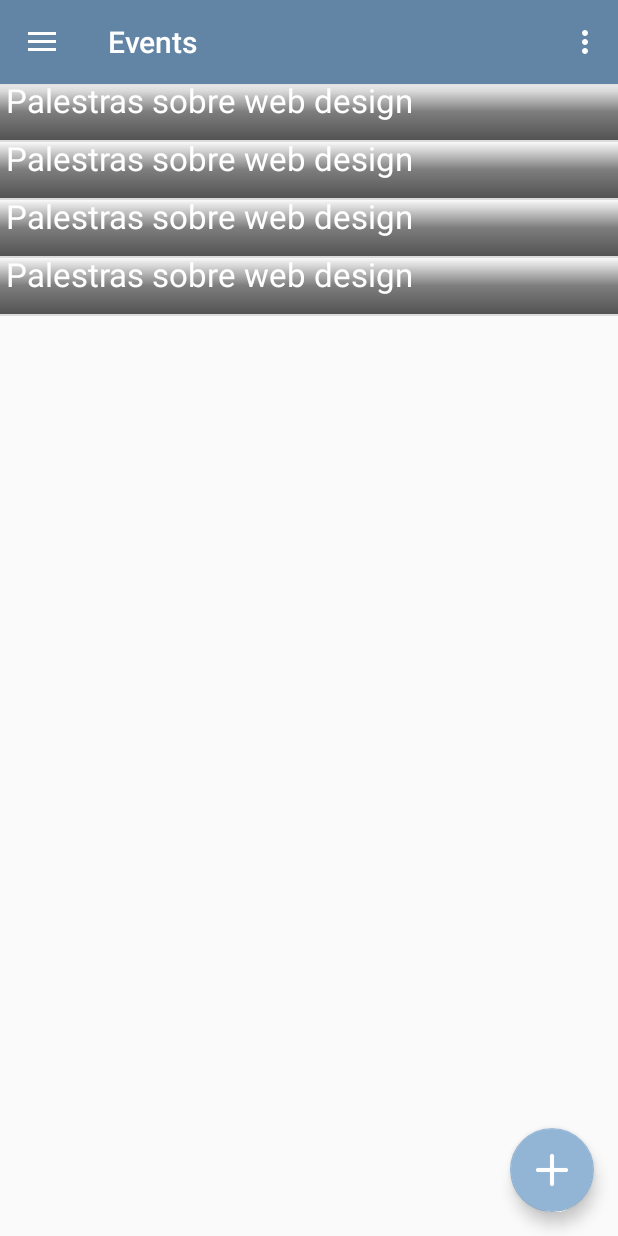
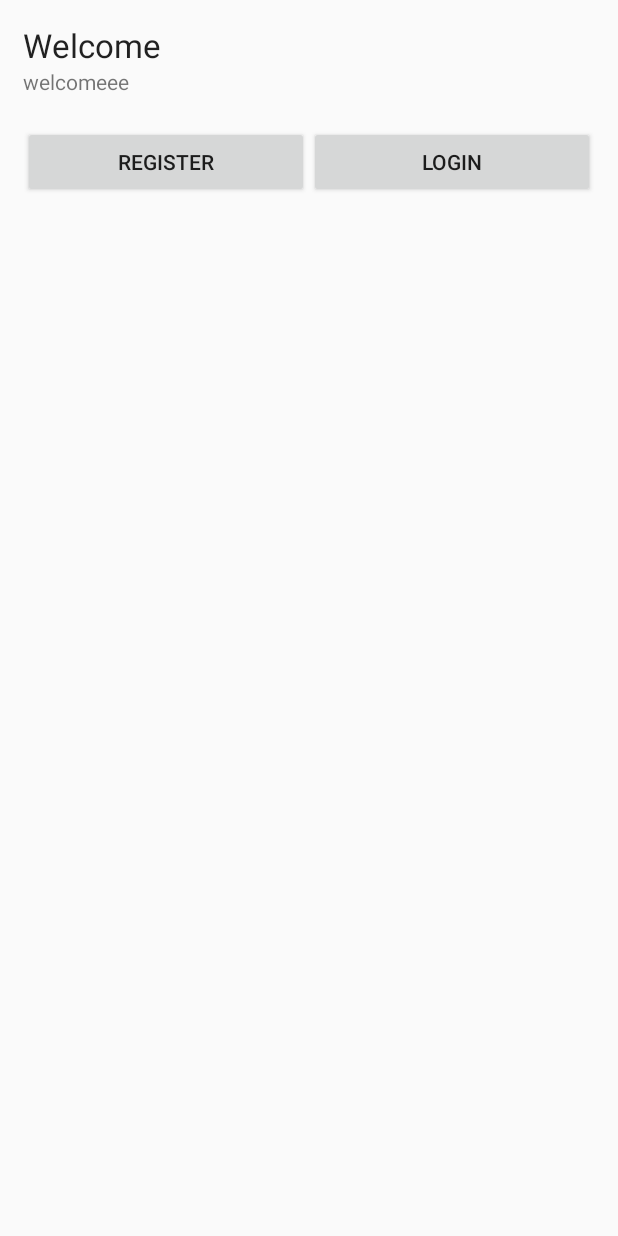
Before and after one commit to daniellalima/les20171, an Android app: the screen it shows after launch (MainActivity before the commit, WelcomeActivity after it), on a phone screen of 412 x 824 dp. Run offline under Robolectric (Android 15) with nearby library versions, the phone set to English and light mode, and no system bars.

Commit message:
Adding login / signup views

```diff
--- a/android_client/app/src/main/java/com/example/android/espacod/adapter/EventsAdapter.java
+++ b/android_client/app/src/main/java/com/example/android/espacod/adapter/EventsAdapter.java
@@ -1,6 +1,7 @@
 package com.example.android.espacod.adapter;
 
 import android.view.LayoutInflater;
+import android.widget.ArrayAdapter;
 import android.widget.BaseAdapter;
 import android.content.Context;
 import android.view.View;
@@ -9,34 +10,23 @@ import com.example.android.espacod.R;
 import com.example.android.espacod.model.Event;
 import java.util.List;
 
-public class EventsAdapter extends BaseAdapter {
+public class EventsAdapter extends ArrayAdapter<Event> {
 
-    List<Event> mList;
-    LayoutInflater inflater;
-
-    public EventsAdapter(Context context, List<Event> mList) {
-        this.mList = mList;
-        this.inflater = LayoutInflater.from(context);
-    }
-
-    @Override
-    public int getCount() {
-        return mList.size();
-    }
-
-    @Override
-    public Object getItem(int position) {
-        return mList.get(position);
-    }
-
-    @Override
-    public long getItemId(int position) {
-        return 0;
+    public EventsAdapter(Context context, List<Event> mEventList) {
+        super(context, 0, mEventList);
     }
 
     @Override
     public View getView(int position, View convertView, ViewGroup parent) {
-        convertView = inflater.inflate(R.layout.event_item, parent, false);
+
+        Event event = getItem(position);
+
+        if (convertView == null) {
+            convertView = LayoutInflater.from(getContext()).inflate(
+                    R.layout.event_item, parent, false);
+        }
+
+
         return convertView;
     }
 }
--- a/android_client/app/src/main/java/com/example/android/espacod/view/MainActivity.java
+++ b/android_client/app/src/main/java/com/example/android/espacod/view/MainActivity.java
@@ -6,12 +6,10 @@ import android.support.v7.app.AppCompatActivity;
         import android.os.Bundle;
         import android.support.design.widget.FloatingActionButton;
         import android.view.View;
-        import android.support.design.widget.NavigationView;
-        import android.support.v4.view.GravityCompat;
+import android.support.v4.view.GravityCompat;
         import android.support.v4.widget.DrawerLayout;
         import android.support.v7.app.ActionBarDrawerToggle;
-        import android.support.v7.app.AppCompatActivity;
-        import android.support.v7.widget.Toolbar;
+import android.support.v7.widget.Toolbar;
         import android.view.Menu;
         import android.view.MenuItem;
         import android.view.animation.AnimationUtils;
@@ -28,10 +26,16 @@ import java.util.ArrayList;
 public class MainActivity extends AppCompatActivity
         implements NavigationView.OnNavigationItemSelectedListener {
 
+    static final String EVENT_LIST_VALUES = "eventListValues";
+
+    private static final int EVENT_LOADER_ID = 1;
+
     FloatingActionButton fab;
     boolean fb_open = false;
     LinearLayout mFbMenu;
     ListView mLvEvents;
+    private List<Event> mEvents;
+    private EventsAdapter mEventAdapter;
 
     @Override
     protected void onCreate(Bundle savedInstanceState) {
@@ -41,13 +45,14 @@ public class MainActivity extends AppCompatActivity
         setSupportActionBar(toolbar);
 
         mLvEvents = (ListView) findViewById(R.id.events_list);
-        List<Event> eventLists = new ArrayList<Event>();
-        eventLists.add(new Event(0,""));
-        eventLists.add(new Event(0,""));
-        eventLists.add(new Event(0,""));
-        eventLists.add(new Event(0,""));
-        mLvEvents.setAdapter(new EventsAdapter(this, eventLists));
+        mEvents = new ArrayList<Event>();
 
+        if (savedInstanceState != null) {
+            mEvents = savedInstanceState.getParcelableArrayList(EVENT_LIST_VALUES);
+        }
+
+        mEventAdapter = new EventsAdapter(this,  mEvents);
+        mLvEvents.setAdapter(mEventAdapter);
 
         mFbMenu = (LinearLayout) findViewById(R.id.fb_menu);
 
@@ -133,4 +138,10 @@ public class MainActivity extends AppCompatActivity
         drawer.closeDrawer(GravityCompat.START);
         return true;
     }
+
+    @Override
+    public void onSaveInstanceState(Bundle savedInstanceState) {
+        savedInstanceState.putParcelableArrayList(EVENT_LIST_VALUES, (ArrayList<Event>) mEvents);
+        super.onSaveInstanceState(savedInstanceState);
+    }
 }
--- a/android_client/app/src/main/java/com/example/android/espacod/view/SplashActivity.java
+++ b/android_client/app/src/main/java/com/example/android/espacod/view/SplashActivity.java
@@ -2,24 +2,39 @@ package com.example.android.espacod.view;
 
 import android.app.Activity;
 import android.content.Intent;
+import android.content.SharedPreferences;
 import android.os.Handler;
 import android.os.Bundle;
+
 import com.example.android.espacod.R;
-import com.example.android.espacod.view.MainActivity;
 
 public class SplashActivity extends Activity {
+
+    private SharedPreferences mPreferences;
 
     @Override
     protected void onCreate(Bundle savedInstanceState) {
         super.onCreate(savedInstanceState);
         setContentView(R.layout.activity_splash);
 
+        mPreferences = getSharedPreferences("CurrentUser", MODE_PRIVATE);
+    }
+
+    @Override
+    public void onResume() {
+        super.onResume();
+
         Handler handle = new Handler();
         handle.postDelayed(new Runnable() {
             @Override
             public void run() {
                 finish();
-                startActivity(new Intent(SplashActivity.this, MainActivity.class));
+                if (mPreferences.contains("AuthToken")) {
+                    // TODO
+                } else {
+                    Intent intent = new Intent(SplashActivity.this, WelcomeActivity.class);
+                    startActivityForResult(intent, 0);
+                }
             }
         }, 2000);
     }
--- /dev/null
+++ b/android_client/app/src/main/java/com/example/android/espacod/view/WelcomeActivity.java
@@ -0,0 +1,48 @@
+package com.example.android.espacod.view;
+
+import android.app.Activity;
+import android.content.Intent;
+import android.os.Bundle;
+import android.view.View;
+
+import com.example.android.espacod.R;
+
+public class WelcomeActivity extends Activity {
+
+    @Override
+    public void onCreate(Bundle savedInstanceState) {
+        super.onCreate(savedInstanceState);
+        setContentView(R.layout.activity_welcome);
+
+        findViewById(R.id.registerButton).setOnClickListener(
+                new View.OnClickListener() {
+                    @Override
+                    public void onClick(View v) {
+                        // No account, load new account view
+                        Intent intent = new Intent(WelcomeActivity.this,
+                                RegisterActivity.class);
+                        startActivityForResult(intent, 0);
+                    }
+                });
+
+        findViewById(R.id.loginButton).setOnClickListener(
+                new View.OnClickListener() {
+                    @Override
+                    public void onClick(View v) {
+                        // Existing Account, load login view
+                        Intent intent = new Intent(WelcomeActivity.this,
+                                LoginActivity.class);
+                        startActivityForResult(intent, 0);
+                    }
+                });
+    }
+
+    @Override
+    public void onBackPressed() {
+        Intent startMain = new Intent(Intent.ACTION_MAIN);
+        startMain.addCategory(Intent.CATEGORY_HOME);
+        startMain.setFlags(Intent.FLAG_ACTIVITY_NEW_TASK);
+        startActivity(startMain);
+        finish();
+    }
+}
--- /dev/null
+++ b/android_client/app/src/main/res/layout/activity_welcome.xml
@@ -0,0 +1,45 @@
+<?xml version="1.0" encoding="utf-8"?>
+<LinearLayout xmlns:android="http://schemas.android.com/apk/res/android"
+    xmlns:tools="http://schemas.android.com/tools"
+    android:layout_width="match_parent"
+    android:layout_height="match_parent"
+    android:orientation="vertical"
+    android:padding="15dp"
+    tools:context="com.example.android.espacod.view.SplashActivity$WelcomeActivity">
+
+    <TextView
+        android:id="@+id/welcomeTitle"
+        android:layout_width="match_parent"
+        android:layout_height="wrap_content"
+        android:text="@string/welcome_title"
+        android:textAppearance="?android:attr/textAppearanceLarge" />
+
+    <TextView
+        android:id="@+id/welcomeText"
+        android:layout_width="match_parent"
+        android:layout_height="wrap_content"
+        android:text="@string/welcome_text"
+        android:textAppearance="?android:attr/textAppearanceSmall" />
+
+    <LinearLayout
+        android:layout_width="match_parent"
+        android:layout_height="wrap_content"
+        android:layout_marginTop="20dp"
+        android:orientation="horizontal" >
+
+        <Button
+            android:id="@+id/registerButton"
+            android:layout_width="match_parent"
+            android:layout_height="wrap_content"
+            android:layout_weight="1"
+            android:text="@string/register" />
+
+        <Button
+            android:id="@+id/loginButton"
+            android:layout_width="match_parent"
+            android:layout_height="wrap_content"
+            android:layout_weight="1"
+            android:text="@string/login" />
+    </LinearLayout>
+
+</LinearLayout>
--- a/android_client/app/src/main/res/values/strings.xml
+++ b/android_client/app/src/main/res/values/strings.xml
@@ -13,4 +13,15 @@
     <string name="share">Share</string>
     <string name="contact">Contact</string>
     <string name="about">About</string>
+    <string name="no_internet_connection">No internet connection is available</string>
+    <string name="welcome_title">Welcome</string>
+    <string name="welcome_text">welcomeee</string>
+    <string name="register">Register</string>
+    <string name="login">Login</string>
+    <string name="title_activity_welcome">activity welcome</string>
+    <string name="user_email">E-mail</string>
+    <string name="user_password">Password</string>
+    <string name="user_name">Name</string>
+    <string name="user_password_confirmation">Password Confirmation</string>
+    <string name="register_disclaimer">Your email address will always remain private. By clicking Register you are indicating that you have read and agreed to the Terms of Service</string>
 </resources>
```
Also changed, not shown: android_client/app/src/main/AndroidManifest.xml (+11 -3 lines), android_client/app/src/main/java/com/example/android/espacod/model/Event.java (+59 -4 lines), android_client/app/src/main/java/com/example/android/espacod/view/LoginActivity.java (added, +43 -0 lines), android_client/app/src/main/java/com/example/android/espacod/view/RegisterActivity.java (added, +15 -0 lines), android_client/app/src/main/res/layout/activity_login.xml (added, +44 -0 lines), android_client/app/src/main/res/layout/activity_register.xml (added, +71 -0 lines), 1 other file.
